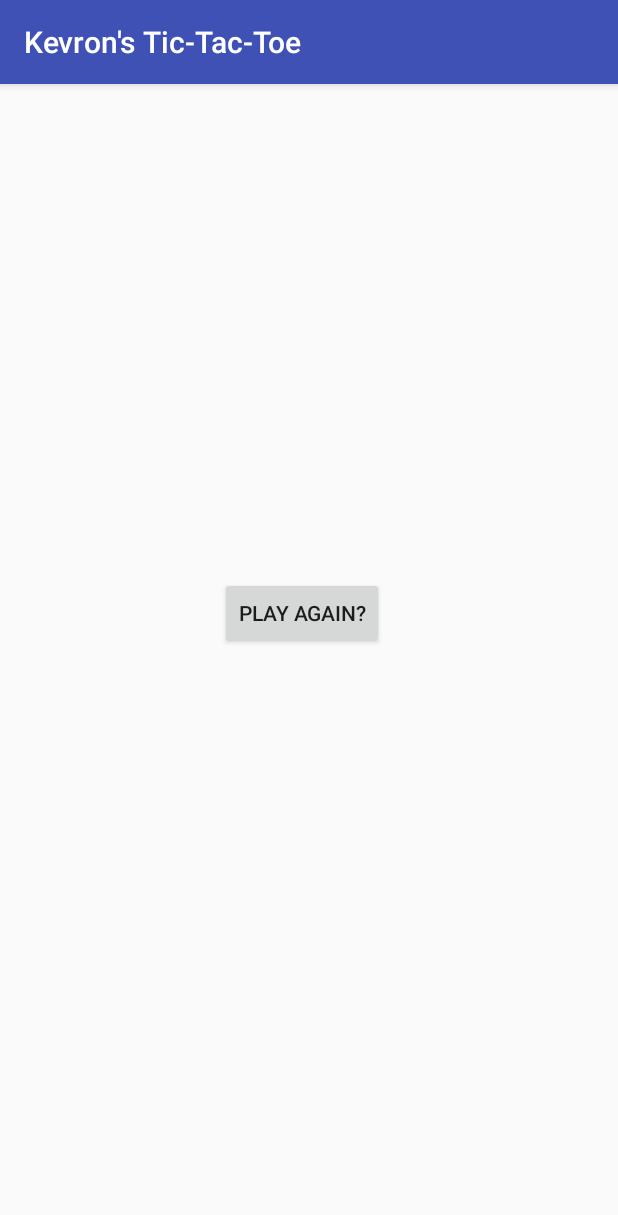
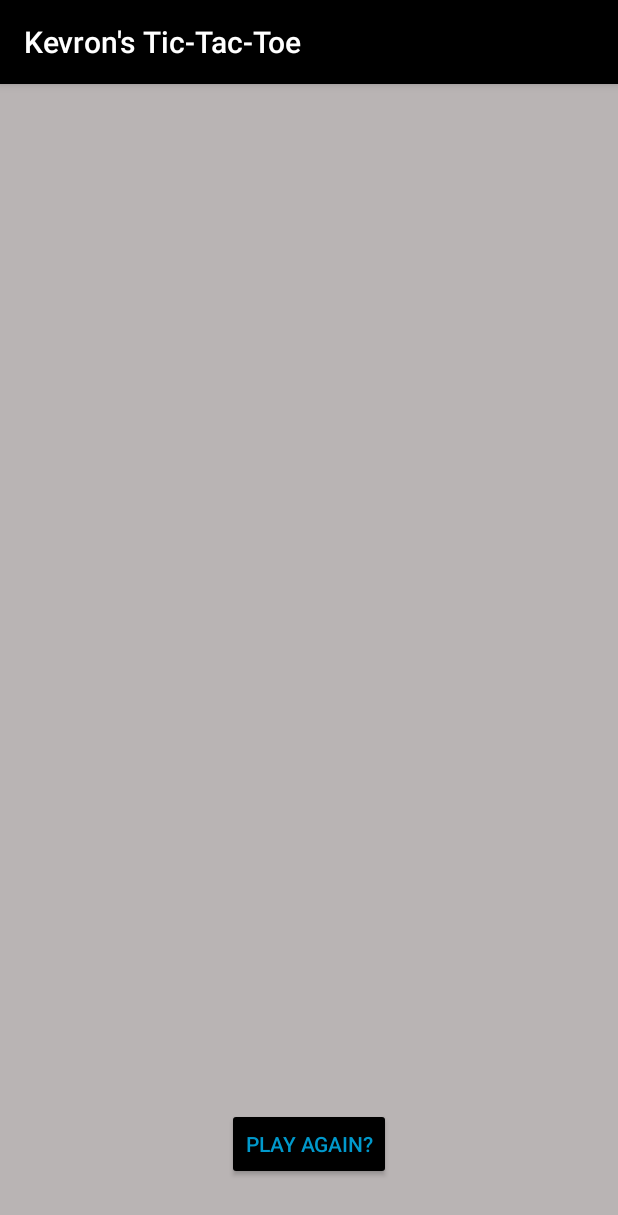
Before and after one commit to kevronr1818/TicTacToe, an Android app: the ResultActivity screen opened directly, with no data from a screen before it, on a phone screen of 412 x 824 dp. Shown: the top 1215 px of the screen. Run offline under Robolectric (Android 15) with nearby library versions, the phone set to English and light mode, and no system bars.

Commit message:
updated classes

```diff
--- a/app/src/main/res/layout/activity_result.xml
+++ b/app/src/main/res/layout/activity_result.xml
@@ -4,24 +4,28 @@
     xmlns:tools="http://schemas.android.com/tools"
     android:layout_width="match_parent"
     android:layout_height="match_parent"
+    android:background="@color/splash_background"
     tools:context="krobertsoncsc335.tictactoe.ResultActivity">
 
     <TextView
         android:id="@+id/txtResult"
-        android:layout_width="100dp"
-        android:layout_height="100dp"
+        android:layout_width="200dp"
+        android:layout_height="200dp"
         android:layout_alignParentTop="true"
         android:layout_centerHorizontal="true"
         android:layout_marginTop="161dp"
-        android:text="@string/result" />
+        android:text="@string/result"
+        android:textColor="@android:color/holo_blue_dark" />
 
     <Button
         android:id="@+id/btnPlayAgain"
         android:layout_width="wrap_content"
         android:layout_height="wrap_content"
-        android:layout_alignEnd="@+id/txtResult"
-        android:layout_below="@+id/txtResult"
-        android:layout_marginTop="67dp"
+        android:backgroundTint="@android:color/black"
         android:onClick="playAgainClicked"
-        android:text="@string/play_again" />
+        android:text="@string/play_again"
+        android:textColor="@android:color/holo_blue_dark"
+        android:layout_alignParentBottom="true"
+        android:layout_centerHorizontal="true"
+        android:layout_marginBottom="37dp" />
 </RelativeLayout>
--- a/app/src/main/res/values/colors.xml
+++ b/app/src/main/res/values/colors.xml
@@ -1,7 +1,7 @@
 <?xml version="1.0" encoding="utf-8"?>
 <resources>
-    <color name="colorPrimary">#3F51B5</color>
-    <color name="colorPrimaryDark">#303F9F</color>
+    <color name="colorPrimary">#000000</color>
+    <color name="colorPrimaryDark">#000000</color>
     <color name="colorAccent">#FF4081</color>
     <color name="splash_background">#b9b4b4</color>
 </resources>
```
Also changed, not shown: app/src/main/java/krobertsoncsc335/tictactoe/BoardPosition.java (deleted, +0 -12 lines), app/src/main/java/krobertsoncsc335/tictactoe/GameBoard.java (+25 -24 lines).
